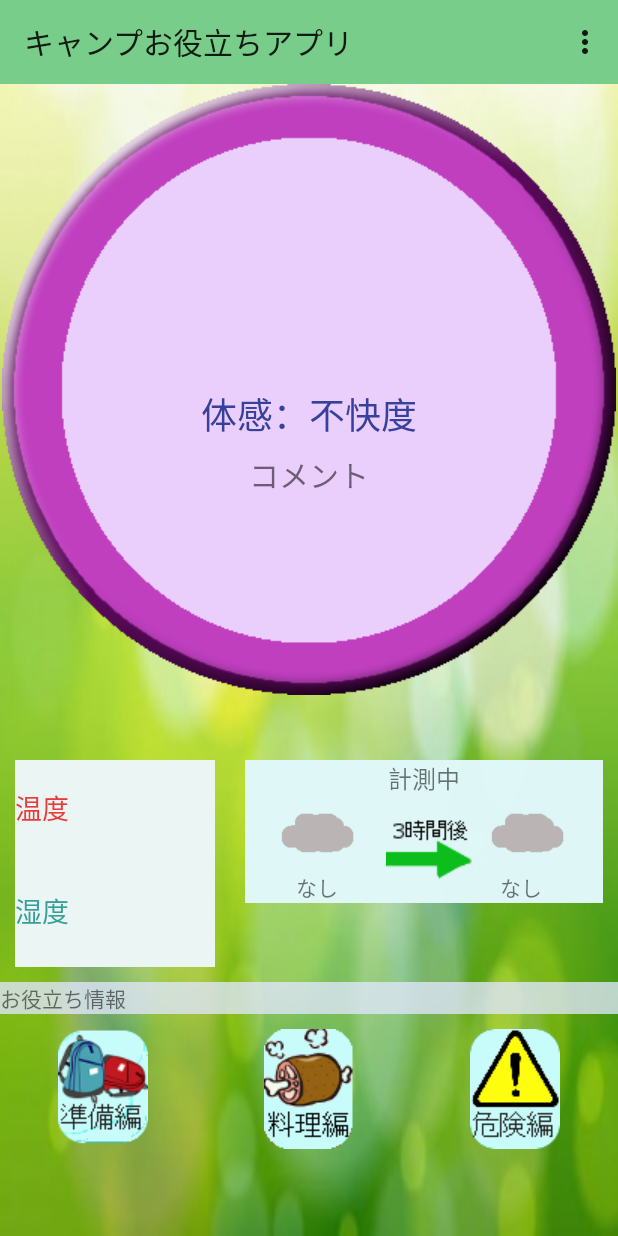
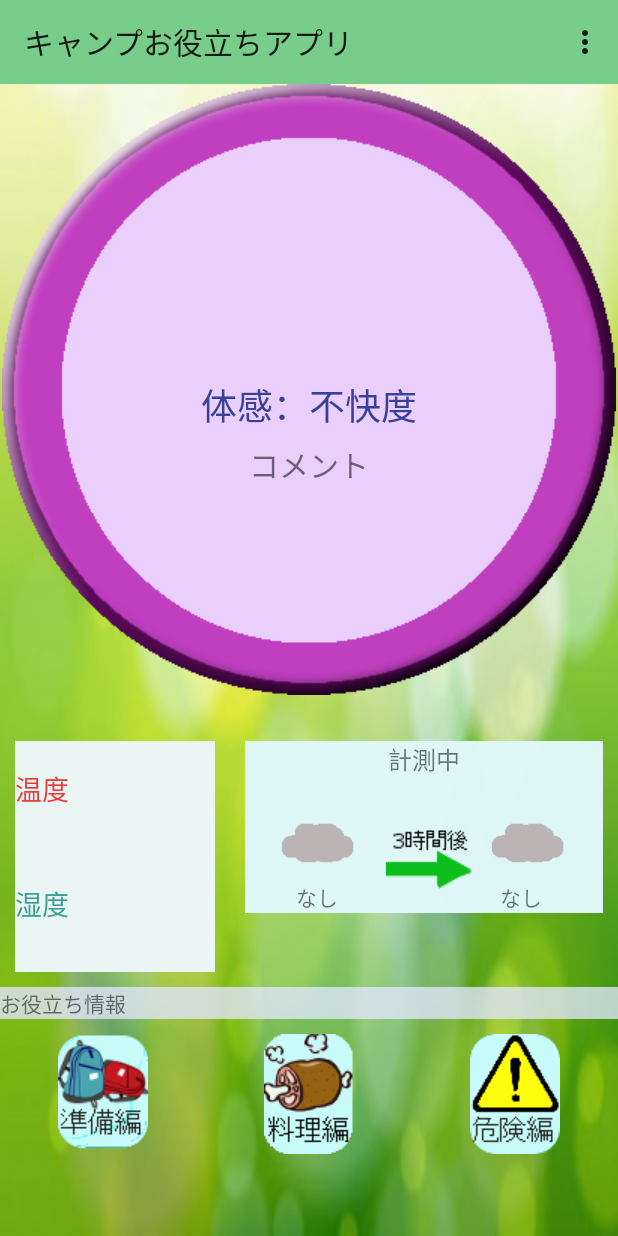
Before and after one commit to shimizuyuhei/origin, an Android app: the MainSimpleActivity screen opened directly, with no data from a screen before it, on a phone screen of 412 x 824 dp. Run offline under Robolectric (Android 15) with nearby library versions, the phone set to English and light mode, and no system bars; 2 statements that could not run were skipped.

Commit message:
"設定中の表示方法修正"

```diff
--- a/Camp/app/src/main/java/com/android/camp/MainActivity.java
+++ b/Camp/app/src/main/java/com/android/camp/MainActivity.java
@@ -201,7 +201,7 @@ public class MainActivity extends AppCompatActivity implements ServiceConnection
                 return;
             }
             locationManager.requestLocationUpdates(LocationManager.PASSIVE_PROVIDER, MinTime, MinDistance, this);
-            Streetview.setText("計測中");
+            Streetview.setText("計測中\n");
         } catch (Exception e) {
             e.printStackTrace();
 
--- a/Camp/app/src/main/java/com/android/camp/MainSimpleActivity.java
+++ b/Camp/app/src/main/java/com/android/camp/MainSimpleActivity.java
@@ -189,7 +189,7 @@ public class MainSimpleActivity extends AppCompatActivity implements ServiceConn
                 return;
             }
             locationManager.requestLocationUpdates(LocationManager.PASSIVE_PROVIDER, MinTime, MinDistance, this);
-            Streetview.setText("計測中");
+            Streetview.setText("計測中\n");
         } catch (Exception e) {
             e.printStackTrace();
 
```
